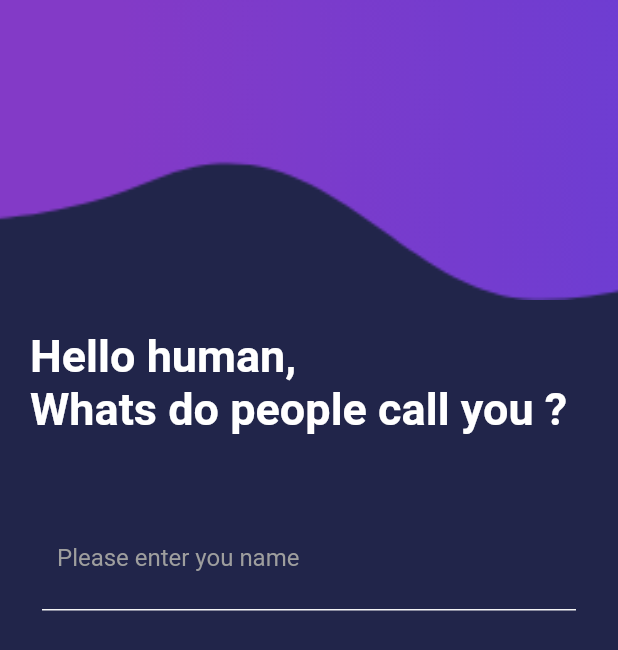
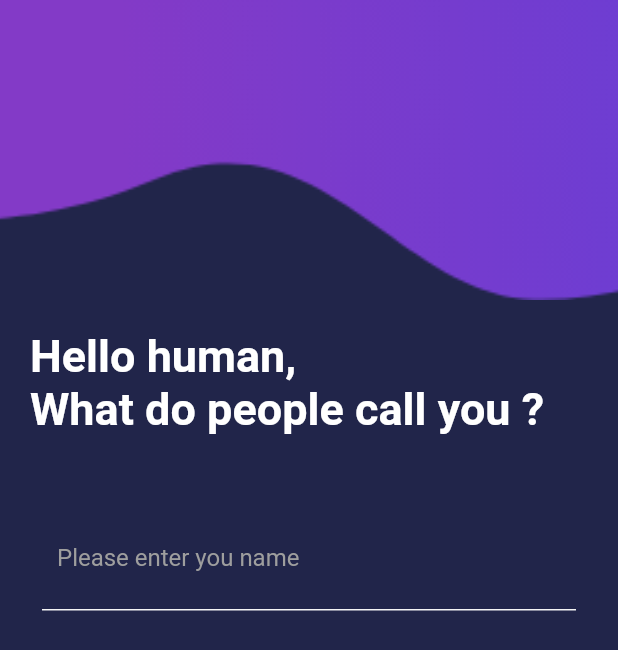
Before and after one commit to jeran7/Polaris, a Flutter app: the screen it shows after launch, on a phone screen of 412 x 824 dp. Shown: the top 650 px of the screen. Run offline on Flutter 3.47's test engine with Material 2 defaults, Android fonts, the phone set to English and light mode, and no system bars; our stand-ins replace simple_animations.

Commit message:
fix typo

```diff
--- a/lib/main.dart
+++ b/lib/main.dart
@@ -51,7 +51,7 @@ class _HomePageState extends State<HomePage> {
                 FadeAnimation(
                   1,
                   Text(
-                    "Hello human, \nWhats do people call you ?",
+                    "Hello human, \nWhat do people call you ?",
                     style: TextStyle(
                       fontSize: 30,
                       color: Colors.white,
```
